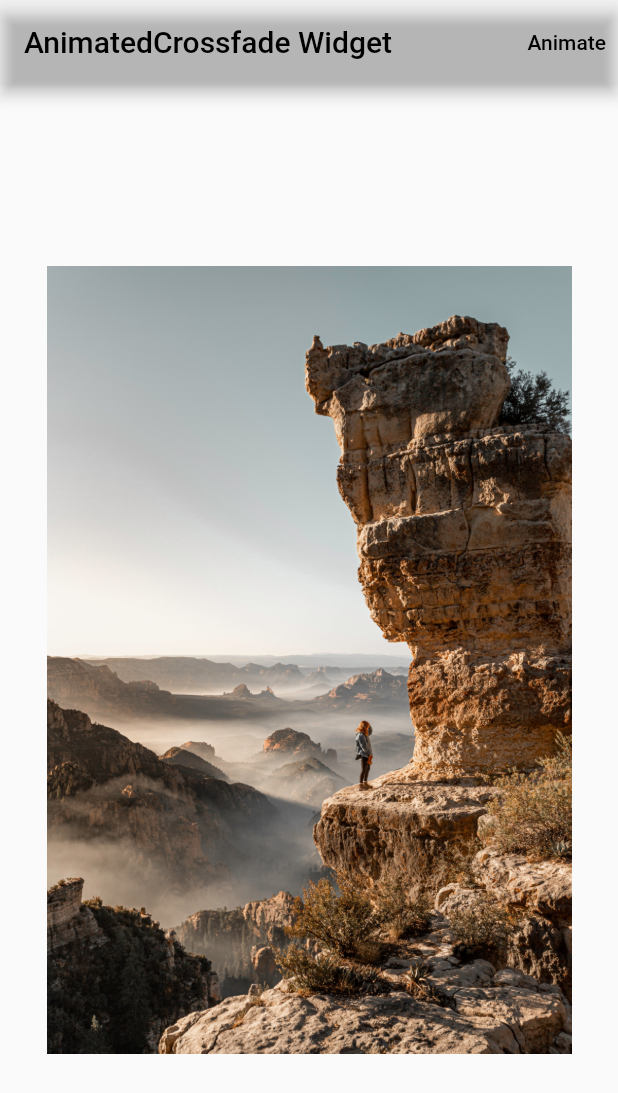
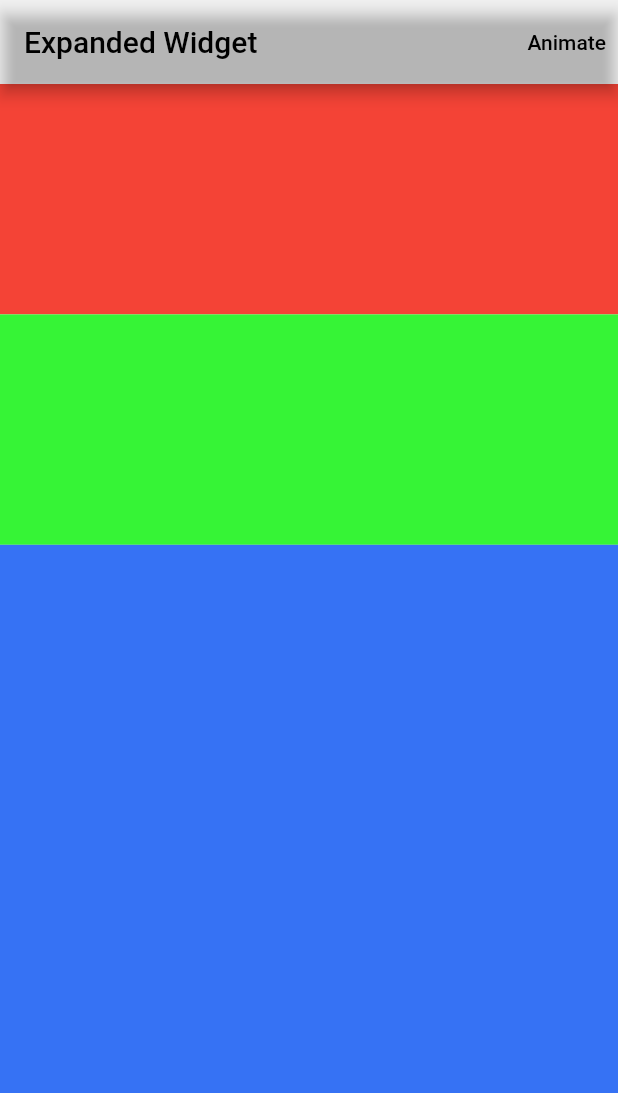
Before and after one commit to Darwin-willware/firstapp, a Flutter app: the screen it shows after launch, on a phone screen of 412 x 824 dp. Shown: the top 1093 px of the screen. Run offline on Flutter 3.47's test engine with Material 2 defaults, Android fonts, the phone set to English and light mode, and no system bars; our stand-ins replace chewie, file_picker, image_picker, permission_handler, video_player; missing offline and left inert: appinio_video_player.

Commit message:
Expanded Widget

```diff
--- a/lib/flutt_learner/tutor.dart
+++ b/lib/flutt_learner/tutor.dart
@@ -22,7 +22,7 @@ class _learnToBuildState extends State<learnToBuild> {
 
     return Scaffold(
       appBar: AppBar(
-        title: Text("AnimatedCrossfade Widget",
+        title: Text("Expanded Widget",
         style: TextStyle(color: Colors.black),
         ),
         backgroundColor: Colors.transparent,
@@ -46,20 +46,34 @@ class _learnToBuildState extends State<learnToBuild> {
         ],
       ),
      body: Center(
-      child: AnimatedCrossFade(
-        firstChild: Image.asset(
-          'assets/images/twoimg.jpg',
-        width: 350,
-       // height: 100,
+        child: Column(
+          children: [
+            Expanded(
+              flex: 1,
+              child:
+              Container(
+              color: Colors.red,
+              height: 200,
+            ),
+            ),
+            Expanded(
+              flex: 1,
+              child:
+              Container(
+              color: const Color.fromARGB(255, 54, 244, 54),
+              height: 200,
+            ),
+            ),
+            Expanded(
+              flex: 3,
+              child:
+              Container(
+              color: const Color.fromARGB(255, 54, 114, 244),
+              height: 200,
+            ),
+            ),
+          ],
         ),
-        secondChild: Image.asset(
-          'assets/images/oneimg.jpg',
-          width: 200,
-          height: 200,
-        ),
-        crossFadeState: _bool ? CrossFadeState.showFirst : CrossFadeState.showSecond ,
-        duration: const Duration(seconds: 2),
-      ),
      )
     );
   }
```
